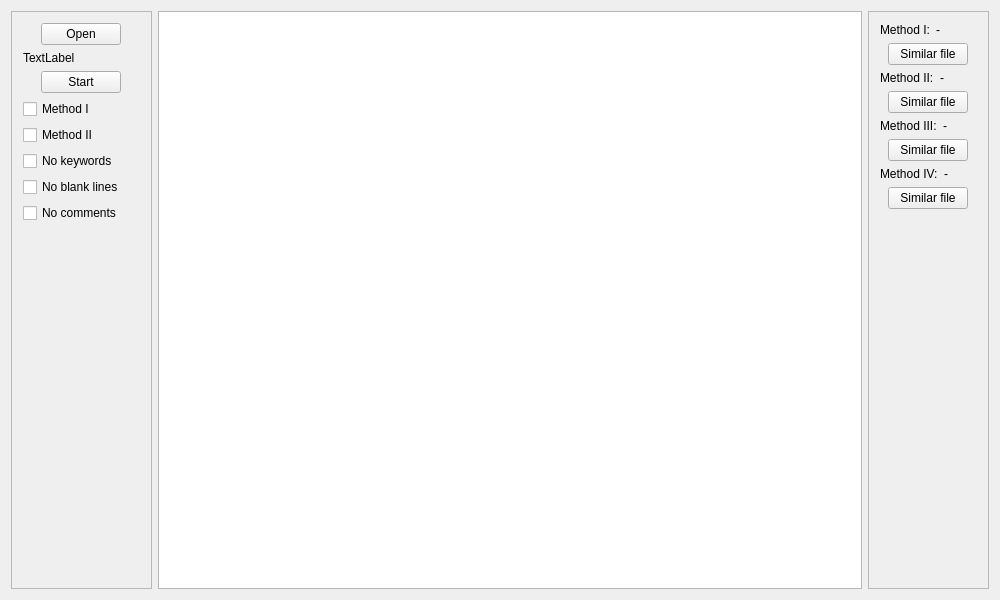
Above: Projekt/project/app/mainwindow.ui from MichalBernacki/Plagiarism_detection_app before the change. Below: the same form after it.
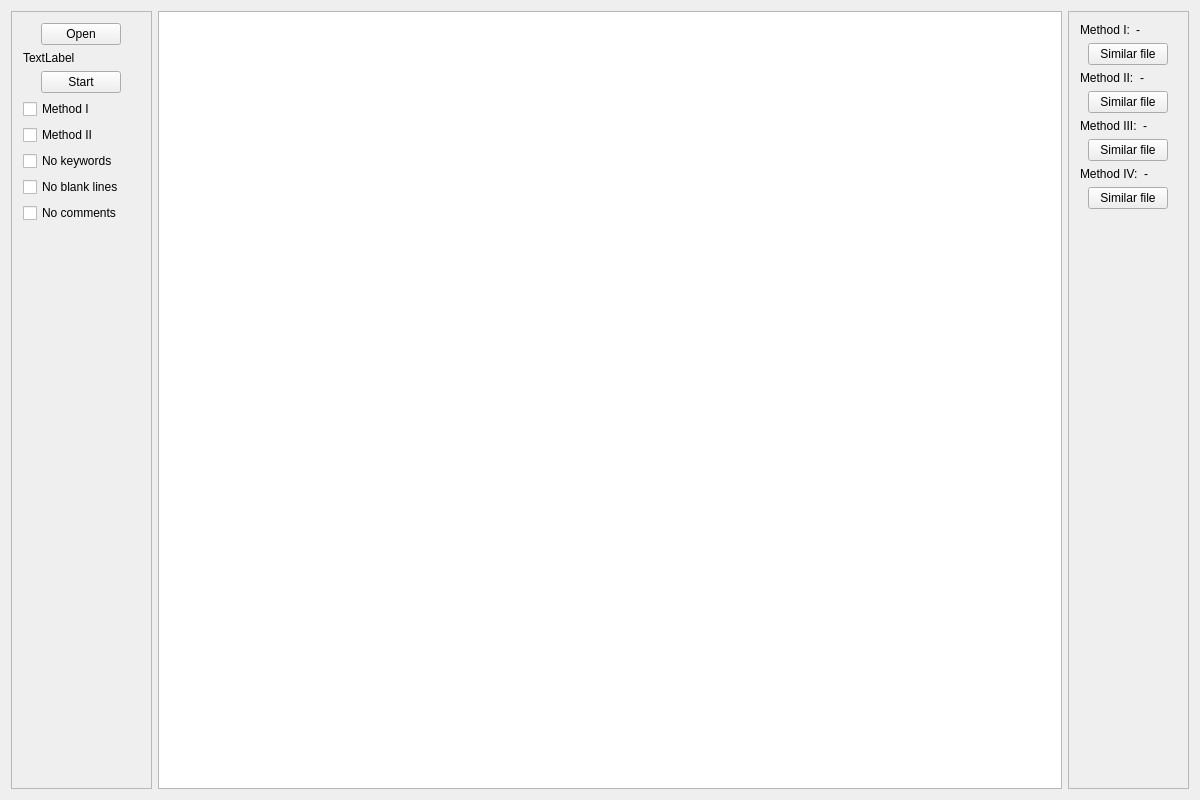
That is the form after the change.

Commit message: changed size of cell and size of main window

What changed in the file:
```diff
--- a/Projekt/project/app/mainwindow.ui
+++ b/Projekt/project/app/mainwindow.ui
@@ -6,8 +6,8 @@
    <rect>
     <x>0</x>
     <y>0</y>
-    <width>1000</width>
-    <height>600</height>
+    <width>1200</width>
+    <height>800</height>
    </rect>
   </property>
   <property name="windowTitle">
```
The commit also changes 1 other file.
